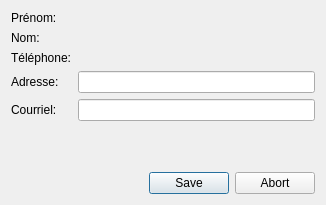
This is InfoDynamiqueQt/Vues/vuegestionclient.ui in AlexandreGirardin/ProjetAnalyse as Qt 5 draws it before an edit. The edited form follows.
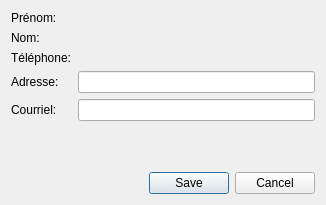
This is the edited form.

Diff of the .ui file:
```diff
--- a/InfoDynamiqueQt/Vues/vuegestionclient.ui
+++ b/InfoDynamiqueQt/Vues/vuegestionclient.ui
@@ -62,7 +62,7 @@
    <item>
     <widget class="QDialogButtonBox" name="buttonBox">
      <property name="standardButtons">
-      <set>QDialogButtonBox::Abort|QDialogButtonBox::Save</set>
+      <set>QDialogButtonBox::Cancel|QDialogButtonBox::Save</set>
      </property>
      <property name="centerButtons">
       <bool>false</bool>
```
